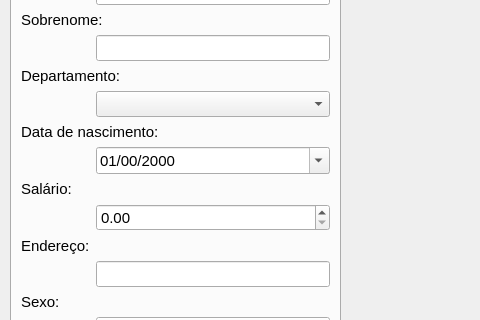
pedrohenriqueminarelli/Projeto_QT, file FrmEmpregado.ui: the form before one commit; both pictures show x 0 to 480 and y 254 to 574 of the 634 by 763 pixel window.
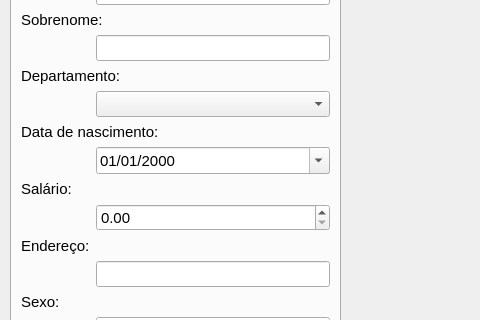
The form after the commit. The open tabs and pages were chosen to show the change. Icons and pictures are not drawn.

Commit message: mudanças

Patch:
```diff
--- a/FrmEmpregado.ui
+++ b/FrmEmpregado.ui
@@ -116,7 +116,7 @@
       <item row="21" column="1">
        <widget class="QDateEdit" name="deDataNasc">
         <property name="displayFormat">
-         <string>dd/mm/yyyy</string>
+         <string>dd/MM/yyyy</string>
         </property>
         <property name="calendarPopup">
          <bool>true</bool>
```
Left out of the diff: 2 changed lines with no effect on the pictures.
